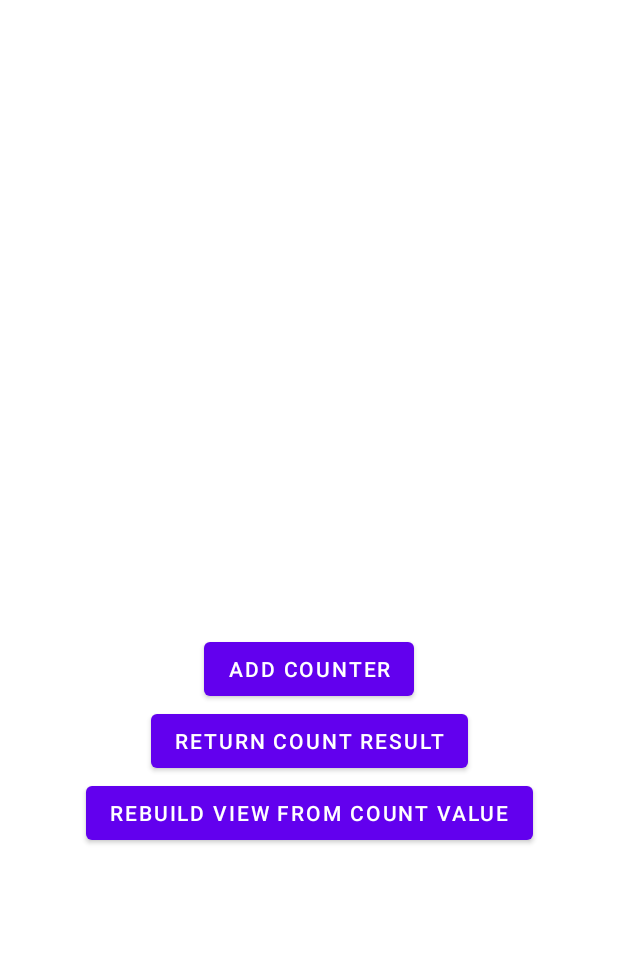
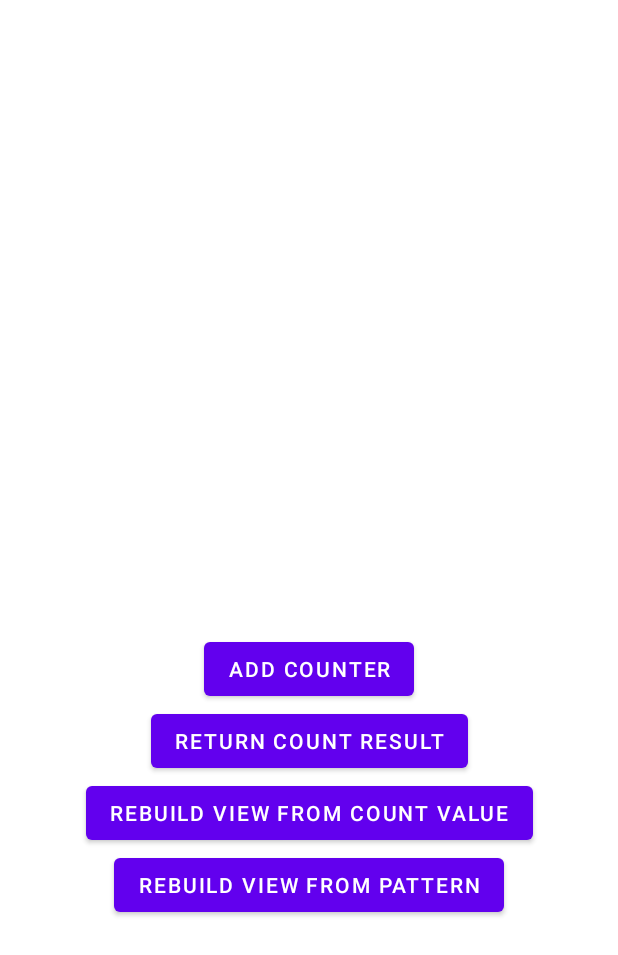
Before and after one commit to rh-id/a-navigator, an Android app built with Jetpack Compose: the layout page_bottomnav_page2.xml on its own in the app's theme, with its tools: preview values and no code run, on a phone screen of 412 x 824 dp. Shown: the top 955 px of the screen. Run offline under Robolectric (Android 15) with nearby library versions, the phone set to English and light mode, and no system bars.

```diff
--- a/example/src/main/res/layout/page_bottomnav_page2.xml
+++ b/example/src/main/res/layout/page_bottomnav_page2.xml
@@ -40,4 +40,13 @@
         app:layout_constraintStart_toStartOf="parent"
         app:layout_constraintTop_toBottomOf="@id/button_return" />
 
+    <com.google.android.material.button.MaterialButton
+        android:id="@+id/button_rebuild_pattern_bottom_page"
+        android:layout_width="wrap_content"
+        android:layout_height="wrap_content"
+        android:text="@string/rebuild_view_from_pattern"
+        app:layout_constraintEnd_toEndOf="parent"
+        app:layout_constraintStart_toStartOf="parent"
+        app:layout_constraintTop_toBottomOf="@id/button_rebuild" />
+
 </androidx.constraintlayout.widget.ConstraintLayout>
--- a/example/src/main/res/values/strings.xml
+++ b/example/src/main/res/values/strings.xml
@@ -31,4 +31,5 @@
     <string name="rebuild_view_from_count_value">Rebuild View from Count Value</string>
     <string name="bottom_page_1">Bottom Page 1</string>
     <string name="bottom_page_2">Bottom Page 2</string>
+    <string name="rebuild_view_from_pattern">Rebuild view from pattern</string>
 </resources>
```
Also changed, not shown: example/src/main/java/m/co/rh/id/anavigator/example/PageKeys.java (added, +8 -0 lines), example/src/main/java/m/co/rh/id/anavigator/example/bottomnavpage/Bottom1Page.java (+7 -0 lines), example/src/main/java/m/co/rh/id/anavigator/example/bottomnavpage/Bottom2Page.java (+12 -0 lines), navigator/src/main/java/m/co/rh/id/anavigator/Navigator.java (+19 -0 lines), navigator/src/main/java/m/co/rh/id/anavigator/component/INavigator.java (+8 -0 lines).
